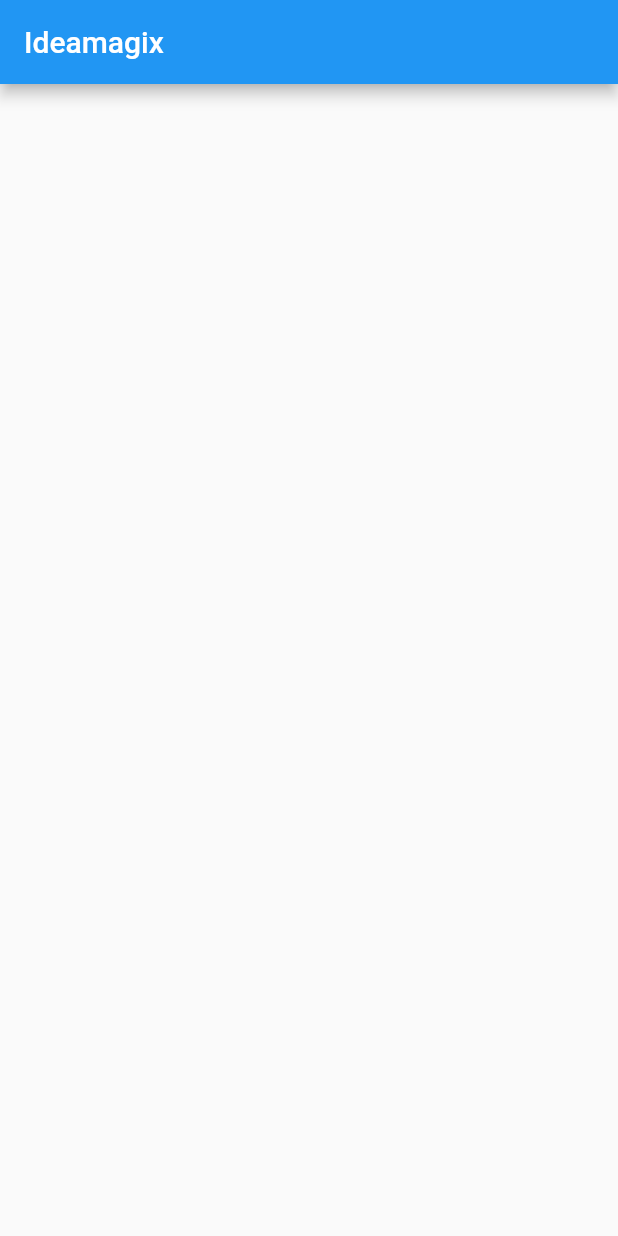
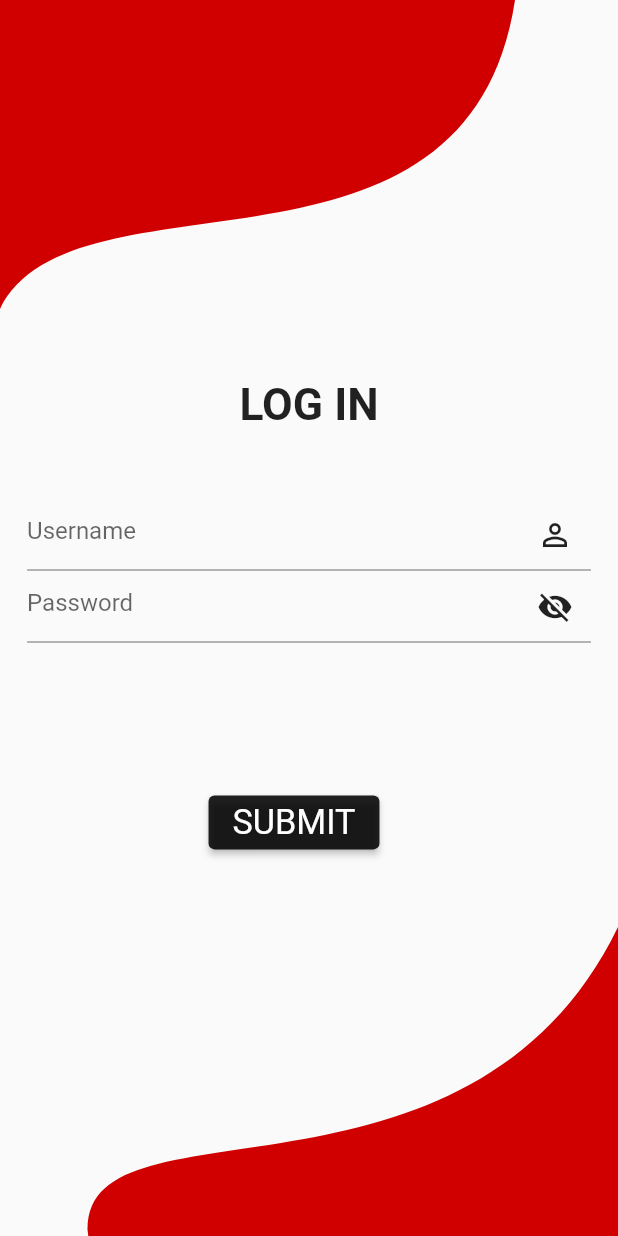
Before and after one commit to Shoaib2472/ideamagix_ecommerce_flutter_app, a Flutter app: the screen it shows after launch, on a phone screen of 412 x 824 dp. Run offline on Flutter 3.47's test engine with Material 2 defaults, Android fonts, the phone set to English and light mode, and no system bars; our stand-ins replace device_preview, dio, flutter_dotenv, fluttertoast, get, get_storage.

Commit message:
UI Ready

```diff
--- a/lib/main.dart
+++ b/lib/main.dart
@@ -1,15 +1,19 @@
 import 'package:flutter/material.dart';
 import 'package:device_preview/device_preview.dart';
 import 'package:get/get.dart';
-import 'package:flutter_dotenv/flutter_dotenv.dart';
 import 'package:get_storage/get_storage.dart';
 import 'package:ideamagix_ecommerce_flutter_app/services/product.service.dart';
+import 'package:ideamagix_ecommerce_flutter_app/utils/constants.dart';
 import 'package:ideamagix_ecommerce_flutter_app/utils/env.dart';
+import 'package:ideamagix_ecommerce_flutter_app/views/pages/cart/cart.dart';
+import 'package:ideamagix_ecommerce_flutter_app/views/pages/home/index.dart';
+import 'package:ideamagix_ecommerce_flutter_app/views/pages/login/login.dart';
 
 Future main() async {
   await Env.init();
   await GetStorage.init();
-  await Get.putAsync<ProductService>(() async =>ProductService());
+  await Get.putAsync<ProductService>(() async => ProductService());
+  await Get.putAsync<CartService>(() async => CartService());
   runApp(DevicePreview(enabled: true, builder: (context) => const MyApp()));
 }
 
@@ -22,12 +26,15 @@ class MyApp extends StatelessWidget {
     return GetMaterialApp(
       title: 'Flutter Demo',
       theme: ThemeData(
+        colorScheme: ColorScheme.fromSwatch().copyWith(primary: red),
         primarySwatch: Colors.blue,
       ),
-      home: Scaffold(
-          appBar: AppBar(
-        title: Text('Ideamagix'),
-      )),
+      initialRoute: '/login',
+      getPages: [
+        GetPage(name: '/products', page: () => HomePage()),
+        GetPage(name: '/cart', page: () => CartPage()),
+        GetPage(name: '/login', page: () => LoginPage())
+      ],
     );
   }
 }
--- a/lib/utils/constants.dart
+++ b/lib/utils/constants.dart
@@ -0,0 +1,23 @@
+import 'package:flutter/material.dart';
+import 'package:get/get.dart';
+
+var screenHeight = Get.height;
+var screenWidth = Get.width;
+var height10 = screenHeight / 72.24;
+var width10 = screenWidth / 50.160;
+var black = Colors.black87;
+var red = Color.fromARGB(255, 209, 0, 0);
+var white = Colors.white;
+var blue = const Color.fromARGB(255, 21, 0, 255);
+var empty = "can not be empty";
+var blackBoldTextStyle = TextStyle(
+  fontWeight: FontWeight.bold,
+  fontSize: height10 * 2.6,
+  color: black,
+);
+var blackButtonStyle = ButtonStyle(backgroundColor: MaterialStateProperty.all(black), textStyle: MaterialStateProperty.all(TextStyle(fontSize: 20)));
+var whiteTextStyle = TextStyle(
+  fontSize: height10 * 2,
+  color: white,
+);
+var redButtonstyly = TextStyle(fontSize: height10, color: red);
--- a/lib/utils/env.dart
+++ b/lib/utils/env.dart
@@ -2,14 +2,14 @@ import 'package:flutter_dotenv/flutter_dotenv.dart';
 
 class Env {
   static Future init() async {
-    await dotenv.load(fileName: '.env');
+    await dotenv.load(fileName: '.env'); //First we load the file of .env
   }
 
   static int getInt(String $key, {int defaultValue = 0}) => int.parse(dotenv.get($key, fallback: defaultValue.toString()));
 
   static double getDouble(String $key, {double defaultValue = 0}) => double.parse(dotenv.get($key, fallback: defaultValue.toString()));
 
-  static String getString(String $key, {String defaultValue = ''}) => dotenv.get($key, fallback: defaultValue);
+  static String getString(String $key, {String defaultValue = ''}) => dotenv.get($key, fallback: defaultValue); //if no value found return null
 
   static bool getBool(String $key, {bool defaultValue = false}) => bool.hasEnvironment(dotenv.get($key, fallback: defaultValue.toString()));
 }
--- /dev/null
+++ b/lib/utils/waveclipper.dart
@@ -0,0 +1,45 @@
+import 'package:flutter/cupertino.dart';
+
+class WaveClipper1 extends CustomClipper<Path> {
+  @override
+  Path getClip(Size size) {
+    var controlPoint1 = Offset(50, size.height - 100);
+    var controlPoint2 = Offset(size.width - 100, size.height);
+    var endPoint = Offset(size.width / 1.2, 0);
+
+    Path path = Path()
+      //   ..moveTo(size.width / 2, 0)
+      ..lineTo(0, size.height)
+      ..cubicTo(controlPoint1.dx, controlPoint1.dy, controlPoint2.dx, controlPoint2.dy, endPoint.dx, endPoint.dy)
+      ..close();
+
+    return path;
+  }
+
+  @override
+  bool shouldReclip(CustomClipper<Path> oldClipper) {
+    return false;
+  }
+}
+
+class WaveClipper2 extends CustomClipper<Path> {
+  @override
+  Path getClip(Size size) {
+    var controlPoint1 = Offset(50, size.height - 100);
+    var controlPoint2 = Offset(size.width - 100, size.height);
+    var endPoint = Offset(size.width, 0);
+
+    Path path = Path()
+      ..moveTo(size.width, size.height)
+      ..lineTo(size.width / 7, size.height)
+      ..cubicTo(controlPoint1.dx, controlPoint1.dy, controlPoint2.dx, controlPoint2.dy, endPoint.dx, endPoint.dy)
+      ..close();
+
+    return path;
+  }
+
+  @override
+  bool shouldReclip(CustomClipper<Path> oldClipper) {
+    return false;
+  }
+}
--- /dev/null
+++ b/lib/views/pages/login/login.dart
@@ -0,0 +1,121 @@
+import 'package:flutter/cupertino.dart';
+import 'package:flutter/material.dart';
+import 'package:flutter/src/widgets/framework.dart';
+import 'package:flutter/src/widgets/placeholder.dart';
+import 'package:get/get.dart';
+import 'package:ideamagix_ecommerce_flutter_app/utils/constants.dart';
+import 'package:ideamagix_ecommerce_flutter_app/utils/waveclipper.dart';
+
+class LoginPage extends StatefulWidget {
+  const LoginPage({super.key});
+
+  @override
+  State<LoginPage> createState() => _LoginPageState();
+}
+
+class _LoginPageState extends State<LoginPage> {
+  final username = TextEditingController();
+  final password = TextEditingController();
+  final _formKey = GlobalKey<FormState>();
+  bool passwordHide = true;
+  @override
+  Widget build(BuildContext context) {
+    return Scaffold(
+      //resizeToAvoidBottomPadding: false,
+
+      resizeToAvoidBottomInset: false,
+      body: Column(
+        // crossAxisAlignment: CrossAxisAlignment.end,
+        mainAxisAlignment: MainAxisAlignment.spaceBetween,
+        children: [
+          ClipPath(
+            clipper: WaveClipper1(),
+            child: Container(
+              color: red,
+              height: screenHeight * 0.25,
+            ),
+            // ),
+          ),
+          Text(
+            "LOG IN",
+            style: blackBoldTextStyle,
+          ),
+          Form(
+            key: _formKey,
+            child: Padding(
+              padding: EdgeInsets.symmetric(horizontal: width10 * 2.2),
+              child: Column(
+                children: [
+                  TextFormField(
+                    controller: username,
+                    autovalidateMode: AutovalidateMode.onUserInteraction,
+                    validator: (value) => (value == null || value.isEmpty) ? 'Username $empty' : null,
+                    decoration: InputDecoration(
+                      suffixIcon: Icon(
+                        Icons.person_outline,
+                        color: black,
+                      ),
+                      hintText: 'Username',
+                    ),
+                  ),
+                  TextFormField(
+                    controller: password,
+                    obscureText: passwordHide ? true : false,
+                    autovalidateMode: AutovalidateMode.onUserInteraction,
+                    validator: (value) => (value == null || value.isEmpty) ? 'Password $empty' : null,
+                    decoration: InputDecoration(
+                      suffixIcon: passwordHide
+                          ? IconButton(
+                              icon: Icon(Icons.visibility_off),
+                              onPressed: () => setState(() => passwordHide = false),
+                              color: black,
+                            )
+                          : IconButton(
+                              icon: Icon(Icons.visibility),
+                              onPressed: () => setState(() => passwordHide = true),
+                              color: black,
+                            ),
+                      hintText: 'Password',
+                    ),
+                  ),
+                ],
+              ),
+            ),
+          ),
+          Padding(
+            padding: const EdgeInsets.only(top: 50.0, right: 20),
+            child: ElevatedButton(
+                onPressed: () {
+                  Get.toNamed('/products');
+                  //    _formKey.currentState!.validate()
+                  //  ? {
+                  //     wc.passwordInput.value = true,
+                  //     print(wc.passwordInput.value)
+                  //   }
+                  // : {
+                  //     wc.passwordInput.value = false,
+                  //     print(wc.passwordInput.value)
+                  // };
+
+                  // username.text.isNotEmpty || password.text.isNotEmpty ? ac.login(username.text, password.text) : print("Login Details $empty");
+                },
+                style: blackButtonStyle,
+                child: Text(
+                  "SUBMIT",
+                  style: whiteTextStyle,
+                )),
+          ),
+          ClipPath(
+            clipper: WaveClipper2(),
+            child: Container(
+              color: red,
+              width: screenWidth,
+              height: screenHeight * 0.25,
+            ),
+            // ),
+          ),
+        ],
+      ),
+    );
+  }
+}
```
Also changed, not shown: lib/services/crud.service.dart (+17 -6 lines), lib/services/product.service.dart (+4 -4 lines), lib/utils/fetch.dart (+28 -10 lines), lib/views/pages/cart/cart.dart (added, +56 -0 lines), lib/views/pages/home/index.dart (+82 -12 lines), lib/views/pages/login/sample.dart (added, +28 -0 lines), 1 other file.
